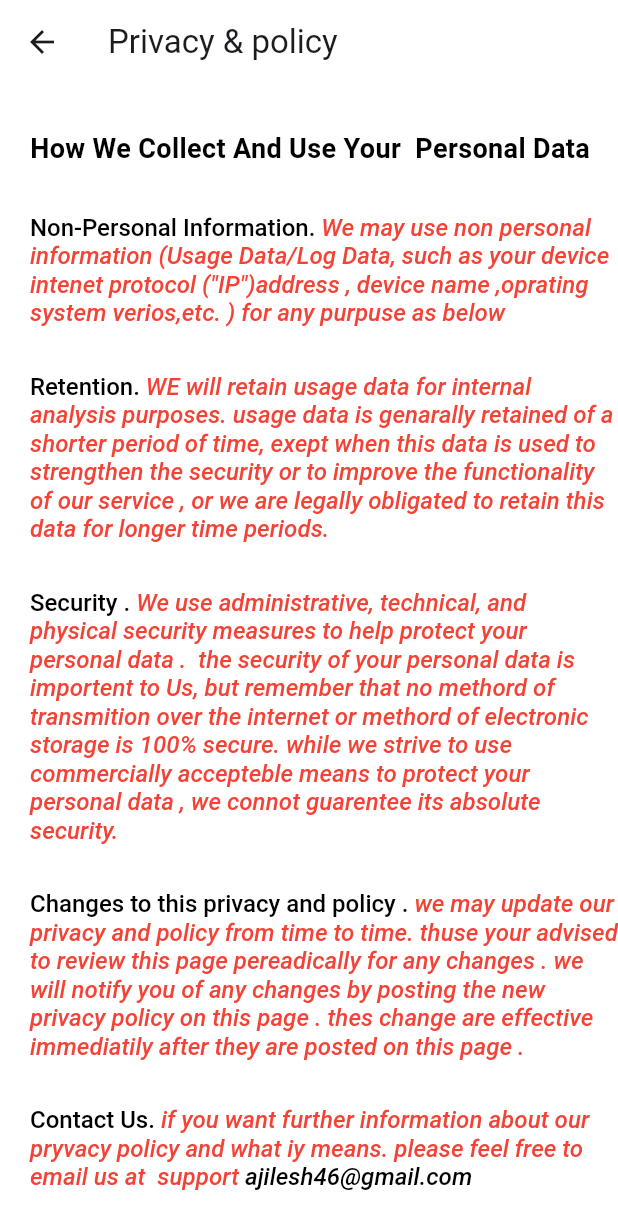
After one commit to Aji46/Reddrop_new, a Flutter app: the Pryvacypage screen opened directly, on a phone screen of 412 x 824 dp. The commit adds this screen. Shown: the top 1229 px of the screen. Run offline on Flutter 3.47's test engine with Material 3 defaults, Android fonts, the phone set to English and light mode, and no system bars; our stand-ins replace cloud_firestore, curved_navigation_bar, firebase_auth, firebase_core, flutter_slidable, hive and 2 more; accounts and stored records are empty; statements that could not run were skipped.

Commit message:
added the policy and terms

```diff
--- /dev/null
+++ b/lib/policy/termsandpolicy.dart
@@ -0,0 +1,192 @@
+import 'package:flutter/material.dart';
+
+// ignore: must_be_immutable
+class Pryvacypage extends StatelessWidget {
+  Pryvacypage({super.key});
+
+//  colo=Color(Colors.white);
+  Color clr = const Color.fromARGB(255, 242, 246, 246);
+
+  @override
+  Widget build(BuildContext context) {
+    return Scaffold(
+      backgroundColor: const Color.fromARGB(255, 255, 255, 255),
+      appBar: AppBar(
+        backgroundColor: const Color.fromARGB(255, 255, 255, 255),
+        title: const Text('Privacy & policy'),
+      ),
+      body: SafeArea(
+        child: ListView(
+          children: [
+            Padding(
+              padding: const EdgeInsets.only(left: 20, top: 30),
+              child: Text(
+                "How We Collect And Use Your  Personal Data",
+                style: TextStyle(
+                    fontWeight: FontWeight.w700, fontSize: 18, color:Colors.black),
+              ),
+            ),
+            Padding(
+              padding: const EdgeInsets.only(left: 20, top: 30),
+              child: RichText(
+                text: const TextSpan(
+                  style: TextStyle(
+                    fontWeight: FontWeight.w500,
+                    fontSize: 16, // Set your desired font size
+                    color: Color.fromARGB(255, 0, 0, 0), // Set your desired text color
+                  ),
+                  children: [
+                    TextSpan(
+                      text: 'Non-Personal Information. ',
+                    ),
+                    TextSpan(
+                      text:
+                          'We may use non personal information (Usage Data/Log Data, such as your device intenet protocol ("IP")address , device name ,oprating system verios,etc. ) for any purpuse as below ',
+                      style: TextStyle(
+                        fontStyle:
+                            FontStyle.italic, // Example of using italic style
+                        color: Colors
+                            .red, // Example of using a different text color
+                      ),
+                    ),
+                  ],
+                ),
+              ),
+            ),
+            Padding(
+              padding: const EdgeInsets.only(left: 20, top: 30),
+              child: RichText(
+                text: const TextSpan(
+                  style: TextStyle(
+                    fontWeight: FontWeight.w500,
+                    fontSize: 16, // Set your desired font size
+                    color: Color.fromARGB(255, 0, 0, 0), // Set your desired text color
+                  ),
+                  children: [
+                    TextSpan(
+                      text: 'Retention. ',
+                    ),
+                    TextSpan(
+                      text:
+                          'WE will retain usage data for internal analysis purposes. usage data is genarally retained of a shorter period of time, exept when this data is used to strengthen the security or to improve the functionality of our service , or we are legally obligated to retain this data for longer time periods.',
+                      style: TextStyle(
+                        fontStyle:
+                            FontStyle.italic, // Example of using italic style
+                        color: Colors
+                            .red, // Example of using a different text color
+                      ),
+                    ),
+                  ],
+                ),
+              ),
+            ),
+            Padding(
+              padding: const EdgeInsets.only(left: 20, top: 30),
+              child: RichText(
+                text: const TextSpan(
+                  style: TextStyle(
+                    fontWeight: FontWeight.w500,
+                    fontSize: 16, // Set your desired font size
+                    color: Color.fromARGB(255, 0, 0, 0), // Set your desired text color
+                  ),
+                  children: [
+                    TextSpan(
+                      text: 'Security . ',
+                    ),
+                    TextSpan(
+                      text:
+                          'We use administrative, technical, and physical security measures to help protect your personal data .  the security of your personal data is importent to Us, but remember that no methord of transmition over the internet or methord of electronic storage is 100% secure. while we strive to use commercially accepteble means to protect your personal data , we connot guarentee its absolute security.',
+                      style: TextStyle(
+                        fontStyle:
+                            FontStyle.italic, // Example of using italic style
+                        color: Colors
+                            .red, // Example of using a different text color
+                      ),
+                    ),
+                  ],
+                ),
+              ),
+            ),
+            Padding(
+              padding: const EdgeInsets.only(left: 20, top: 30),
+              child: RichText(
+                text: const TextSpan(
+                  style: TextStyle(
+                    fontWeight: FontWeight.w500,
+                    fontSize: 16, // Set your desired font size
+                    color: Color.fromARGB(255, 0, 0, 0), // Set your desired text color
+                  ),
+                  children: [
+                    TextSpan(
+                      text: 'Changes to this privacy and policy . ',
+                    ),
+                    TextSpan(
+                      text:
+                          'we may update our privacy and policy from time to time. thuse your advised to review this page pereadically for any changes . we will notify you of any changes by posting the new privacy policy on this page . thes change are effective immediatily after they are posted on this page .',
+                      style: TextStyle(
+                        fontStyle:
+                            FontStyle.italic, // Example of using italic style
+                        color: Colors
+                            .red, // Example of using a different text color
+                      ),
+                    ),
+                  ],
+                ),
+              ),
+            ),
+            Padding(
+              padding: const EdgeInsets.only(left: 20, top: 30),
+              child: RichText(
+                text: const TextSpan(
+                  style: TextStyle(
+                    fontWeight: FontWeight.w500,
+                    fontSize: 16, // Set your desired font size
+                    color: Color.fromARGB(255, 0, 0, 0), // Set your desired text color
+                  ),
+                  children: [
+                    TextSpan(
+                      text: 'Contact Us. ',
+                    ),
+                    TextSpan(
+                      text:
+                          'if you want further information about our pryvacy policy and what iy means. please feel free to email us at  support ',
+                      style: TextStyle(
+                        fontStyle:
+                            FontStyle.italic, // Example of using italic style
+                        color: Colors
+                            .red, // Example of using a different text color
+                      ),
+                    ),
+                    TextSpan(
+                      text: 'ajilesh46@gmail.com',
+                      style: TextStyle(
+                        fontStyle:
+                            FontStyle.italic, // Example of using italic style
+                        color: Color.fromARGB(255, 0, 0, 0), // Example of using a different text color
+                      ),
+                    ),
+                  ],
+                ),
+              ),
+            ),
+            const SizedBox(
+              height: 50,
+            )
+            // Padding(
+            //     padding: const EdgeInsets.only(top: 30),
+            //     child: Text(
+            //       'Retention',
+            //       style: TextStyle(fontWeight: FontWeight.w800, fontSize: 16),
+            //     )),
+            //      Padding(
+            //     padding: const EdgeInsets.only(top: 30),
+            //     child: Text(
+            //       '',
+            //       style: TextStyle(fontWeight: FontWeight.w800, fontSize: 16),
+            //     )),
+          ],
+        ),
+      ),
+    );
+  }
+}
--- a/lib/widget/wigets.dart
+++ b/lib/widget/wigets.dart
@@ -1,4 +1,5 @@
 import 'package:flutter/material.dart';
+import 'package:reddrop/policy/termsandpolicy.dart';
 //App bar
 class CustomAppBar {
   PreferredSizeWidget buildAppBar(BuildContext context) {
@@ -30,6 +31,27 @@ class CustomAppBar {
           ),
         ),
       ),
+      actions: [
+        Padding(
+          padding: const EdgeInsets.only(right: 20),
+          child: PopupMenuButton(
+                      itemBuilder: (context) => [
+                            PopupMenuItem(
+                                onTap: () {
+                                  Navigator.push(
+                                      context,
+                                      MaterialPageRoute(
+                                        builder: (context) => Pryvacypage(),
+                                      ));
+                                },
+                                child: const Text('Terms & policy')),
+                          ],
+                      child: const Icon(
+                        Icons.more_vert,
+                        color: Color.fromARGB(255, 0, 0, 0),
+                      )),
+        ),
+      ],
     );
   }
 }
```
